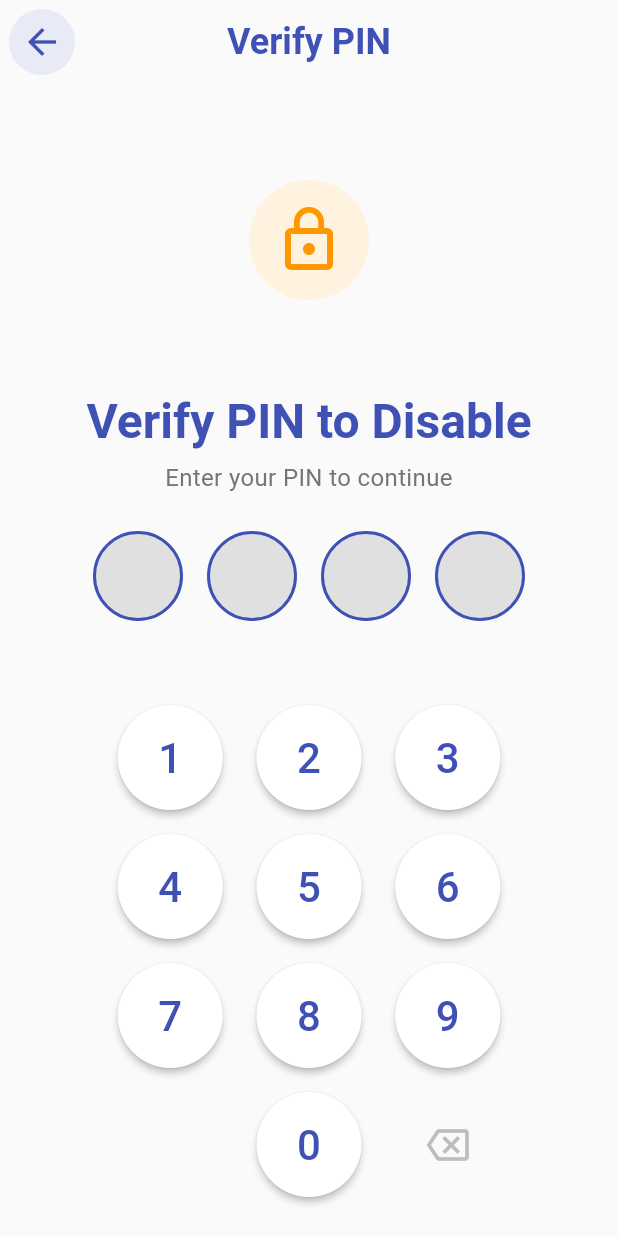
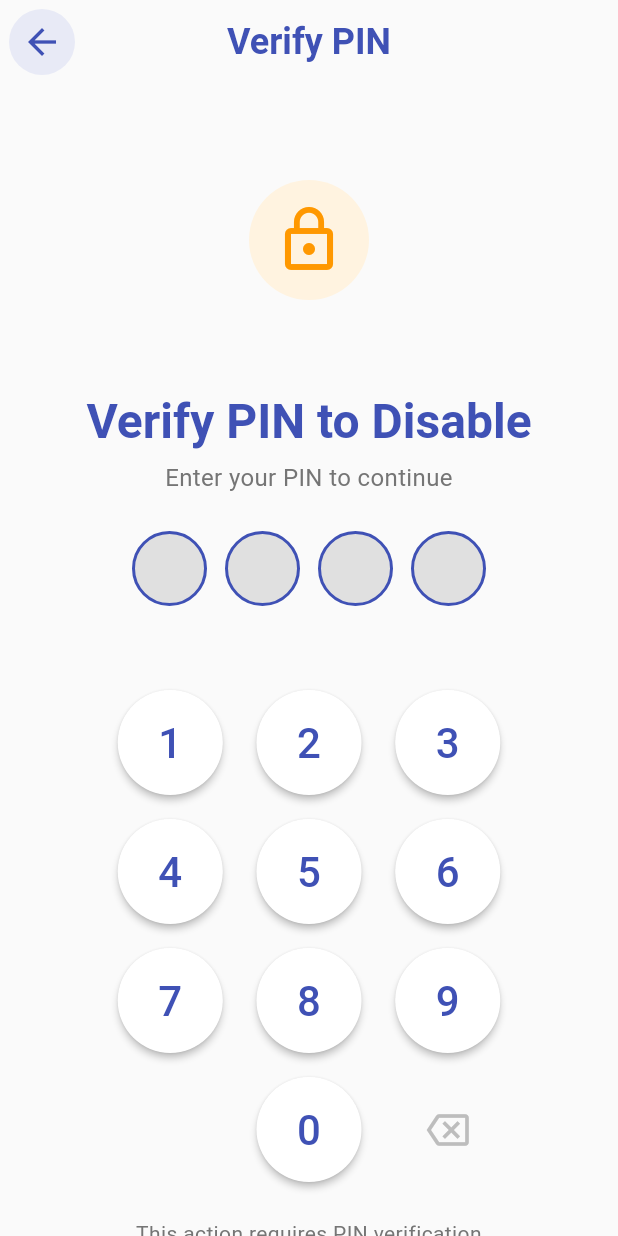
Before and after one commit to Pilotx1992/alkhazna, a Flutter app: the VerifyPinScreen screen opened directly, on a phone screen of 412 x 824 dp. Run offline on Flutter 3.47's test engine with Material 3 defaults, Android fonts, the phone set to English and light mode, and no system bars; our stand-ins replace connectivity_plus, device_info_plus, file_picker, flutter_local_notifications, flutter_secure_storage, google_sign_in and 11 more; missing offline and left inert: cryptography, googleapis, mailer, workmanager; accounts and stored records are empty; Roboto replaces fonts that are missing (Cairo).

Commit message:
style: Reduce PIN dots size for better screen fit
Reduced PIN input dots to make more compact:
- Dot size: 60x60 -> 50x50
- Dot margin: 8px -> 6px
- Inner circle icon: 20 -> 16

Result: More compact PIN entry, better screen utilization.

```diff
--- a/lib/widgets/pin_input_widget.dart
+++ b/lib/widgets/pin_input_widget.dart
@@ -173,9 +173,9 @@ class PinInputWidgetState extends State<PinInputWidget>
               return AnimatedContainer(
                 duration: const Duration(milliseconds: 200),
                 curve: Curves.easeInOut,
-                margin: const EdgeInsets.symmetric(horizontal: 8),
-                width: 60,
-                height: 60,
+                margin: const EdgeInsets.symmetric(horizontal: 6),
+                width: 50,
+                height: 50,
                 decoration: BoxDecoration(
                   shape: BoxShape.circle,
                   color: isFilled
@@ -201,7 +201,7 @@ class PinInputWidgetState extends State<PinInputWidget>
                         child: Icon(
                           Icons.circle,
                           color: Colors.white,
-                          size: 20,
+                          size: 16,
                         ),
                       )
                     : null,
```
